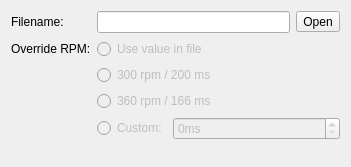
The window that src/gui2/fluxConfigurationForm.ui (davidgiven/fluxengine) describes before a commit, drawn with Qt 5.
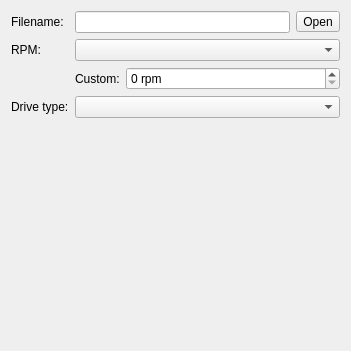
The same window after the commit. Icons and pictures are not drawn.

Commit message: Flesh out the drive component somewhat and wire up the controls.

The edit to the form file:
```diff
--- a/src/gui2/fluxConfigurationForm.ui
+++ b/src/gui2/fluxConfigurationForm.ui
@@ -7,7 +7,7 @@
     <x>0</x>
     <y>0</y>
     <width>351</width>
-    <height>167</height>
+    <height>351</height>
    </rect>
   </property>
   <property name="sizePolicy">
@@ -51,30 +51,27 @@
    <item row="1" column="0">
     <widget class="QLabel" name="label_7">
      <property name="text">
-      <string>Override RPM:</string>
+      <string>RPM:</string>
      </property>
     </widget>
    </item>
    <item row="1" column="1">
-    <widget class="QRadioButton" name="radioButton">
-     <property name="enabled">
+    <widget class="QComboBox" name="rpmOverrideComboBox">
+     <property name="sizePolicy">
+      <sizepolicy hsizetype="Expanding" vsizetype="Fixed">
+       <horstretch>0</horstretch>
+       <verstretch>0</verstretch>
+      </sizepolicy>
+     </property>
+     <property name="editable">
       <bool>false</bool>
      </property>
-     <property name="text">
-      <string>Use value in file</string>
-     </property>
-     <attribute name="buttonGroup">
-      <string notr="true">overrideRpmButtonGroup</string>
-     </attribute>
     </widget>
    </item>
-   <item row="2" column="1">
-    <widget class="QRadioButton" name="radioButton_2">
-     <property name="enabled">
-      <bool>false</bool>
-     </property>
+   <item row="3" column="0">
+    <widget class="QLabel" name="label">
      <property name="text">
-      <string>300 rpm / 200 ms</string>
+      <string>Drive type:</string>
      </property>
      <attribute name="buttonGroup">
       <string notr="true">overrideRpmButtonGroup</string>
@@ -82,25 +79,19 @@
     </widget>
    </item>
    <item row="3" column="1">
-    <widget class="QRadioButton" name="radioButton_3">
-     <property name="enabled">
-      <bool>false</bool>
+    <widget class="QComboBox" name="driveTypeOverrideComboBox">
+     <property name="sizePolicy">
+      <sizepolicy hsizetype="Expanding" vsizetype="Fixed">
+       <horstretch>0</horstretch>
+       <verstretch>0</verstretch>
+      </sizepolicy>
      </property>
-     <property name="text">
-      <string>360 rpm / 166 ms</string>
-     </property>
-     <attribute name="buttonGroup">
-      <string notr="true">overrideRpmButtonGroup</string>
-     </attribute>
     </widget>
    </item>
-   <item row="4" column="1">
-    <layout class="QHBoxLayout" name="horizontalLayout_3">
+   <item row="2" column="1">
+    <layout class="QHBoxLayout" name="horizontalLayout">
      <item>
-      <widget class="QRadioButton" name="radioButton_4">
-       <property name="enabled">
-        <bool>false</bool>
-       </property>
+      <widget class="QLabel" name="label_2">
        <property name="text">
         <string>Custom:</string>
        </property>
@@ -110,10 +101,7 @@
       </widget>
      </item>
      <item>
-      <widget class="QSpinBox" name="spinBox">
-       <property name="enabled">
-        <bool>false</bool>
-       </property>
+      <widget class="QSpinBox" name="rpmOverrideValue">
        <property name="sizePolicy">
         <sizepolicy hsizetype="Expanding" vsizetype="Fixed">
          <horstretch>0</horstretch>
@@ -121,7 +109,7 @@
         </sizepolicy>
        </property>
        <property name="suffix">
-        <string>ms</string>
+        <string> rpm</string>
        </property>
       </widget>
      </item>
```
Left out of the diff: 9 changed lines with no effect on the pictures. The commit also changes 2 other files.
